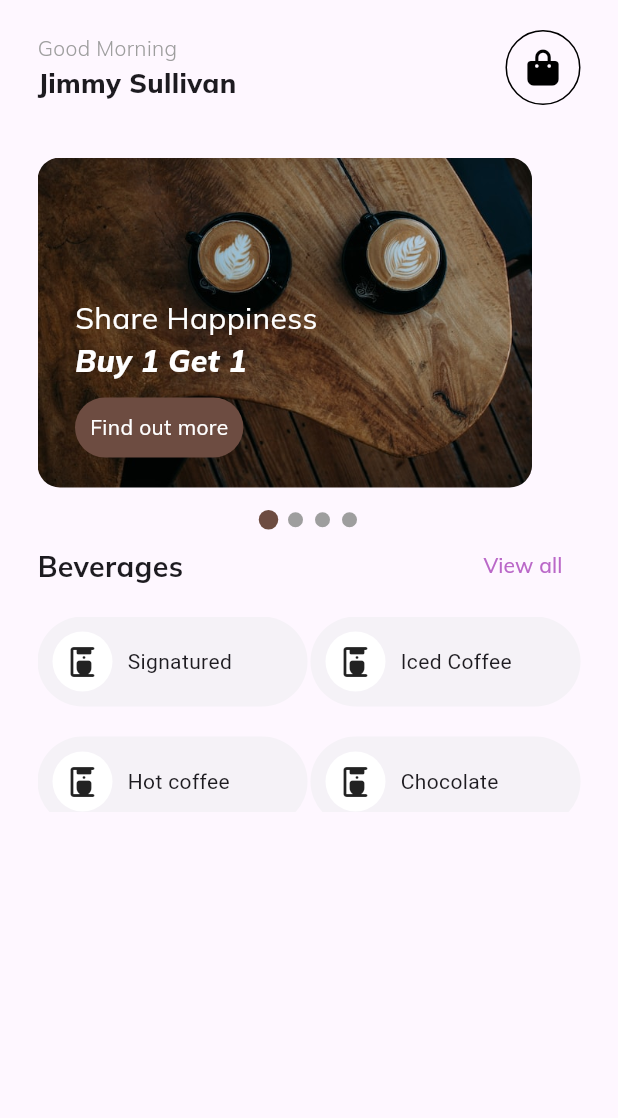
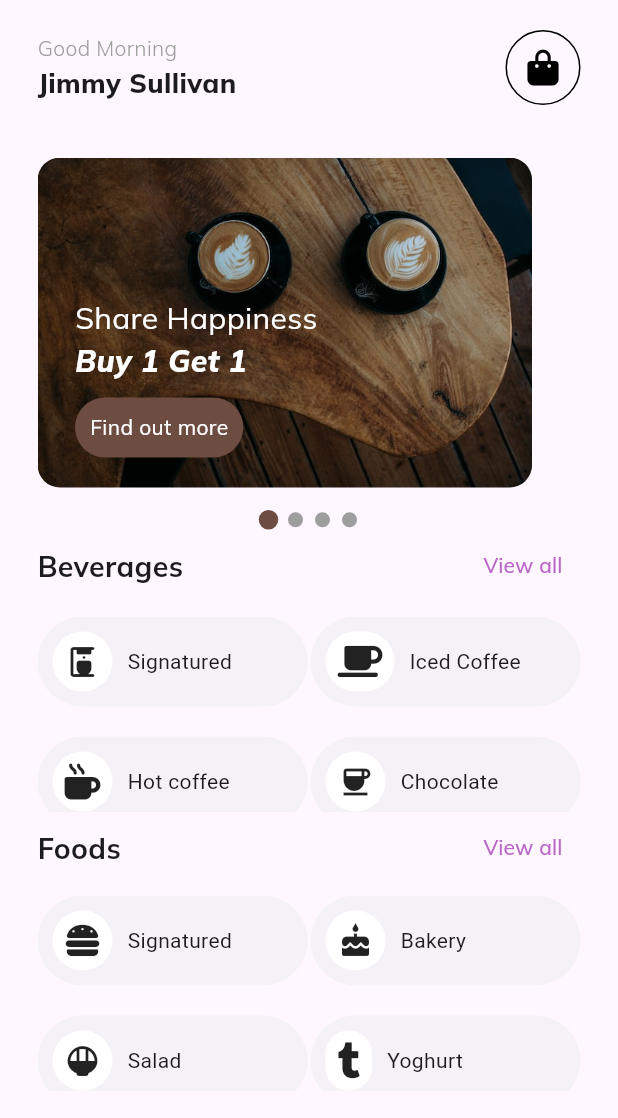
Before and after one commit to Emtee100/coffee-app, a Flutter app: the screen it shows after launch, on a phone screen of 412 x 824 dp. Shown: the top 1118 px of the screen. Run offline on Flutter 3.47's test engine with Material 2 defaults, Android fonts, the phone set to English and light mode, and no system bars; drawn by our look-alikes of smooth_page_indicator; our stand-ins replace font_awesome_flutter, google_fonts.

Commit message:
More UI improvements

```diff
--- a/lib/screens/homepage.dart
+++ b/lib/screens/homepage.dart
@@ -9,6 +9,8 @@ import '../components/banner1.dart';
 import '../components/banner2.dart';
 import '../components/banner3.dart';
 import '../components/banner4.dart';
+import '../widgets/beverages.dart';
+import '../widgets/foods.dart';
 
 class MyHomePage extends StatefulWidget {
   const MyHomePage({super.key});
@@ -18,18 +20,8 @@ class MyHomePage extends StatefulWidget {
 }
 
 class _MyHomePageState extends State<MyHomePage> {
-  List beverages = [
-    {"icon": Icons.coffee_maker_rounded, "text": "Signatured"},
-    {"icon": Icons.coffee_maker_rounded, "text": "Iced Coffee"},
-    {"icon": Icons.coffee_maker_rounded, "text": "Hot coffee"},
-    {"icon": Icons.coffee_maker_rounded, "text": "Chocolate"}
-  ];
-  late final foods = {
-    FaIcon(FontAwesomeIcons.burger): "Signatured",
-    Icon(Icons.cake): "Bakery",
-    Icon(Icons.rice_bowl_rounded): "Salad",
-    FaIcon(FontAwesomeIcons.tumblr): "Yoghurt"
-  };
+
+
 
   late final PageController _controller;
 
@@ -49,7 +41,9 @@ class _MyHomePageState extends State<MyHomePage> {
   Widget build(BuildContext context) {
     return SafeArea(
       child: Scaffold(
-        body: Column(
+        body: SingleChildScrollView(
+          physics: BouncingScrollPhysics(),
+          child: Column(
             children: [
               Appbar(),
 
@@ -108,45 +102,43 @@ class _MyHomePageState extends State<MyHomePage> {
                 height: 10.0,
               ),
 
-            Container(
-              margin: EdgeInsets.symmetric(horizontal: 25.0),
-              height: 130,
-              child: GridView.builder(
-                  physics: NeverScrollableScrollPhysics(),
-                  itemCount: beverages.length,
-                  gridDelegate: SliverGridDelegateWithFixedCrossAxisCount(
-                      childAspectRatio: 3,
-                      crossAxisCount: 2,
-                      mainAxisSpacing: 20,
-                      crossAxisSpacing: 2
-                      ),
-                  itemBuilder: (context, index) {
-                    return Container(
-                      decoration: BoxDecoration(
-                        color: Color.fromARGB(255, 245, 242, 247),
-                        borderRadius: BorderRadius.circular(40)
-                      ),
-                      child: Row(children: [
-                        Container(
-                          margin: EdgeInsets.symmetric(horizontal: 10),
-                          padding: EdgeInsets.all(8),
-                          decoration: BoxDecoration(
-                            color: Colors.white,
-                            borderRadius: BorderRadius.circular(30)
-                          ),
-                          child: Icon(beverages[index]["icon"])
-                        ),
-
-                        Text(beverages[index]["text"])
-                      ]),
-                    );
-                  }),
-            )
+              Beverages(),
 
               // Foods section
 
+              Padding(
+                padding: const EdgeInsets.symmetric(horizontal: 25.0),
+                child: Row(
+                  mainAxisAlignment: MainAxisAlignment.spaceBetween,
+                  children: [
+                    Text(
+                      'Foods',
+                      style: GoogleFonts.mulish(
+                        fontWeight: FontWeight.w700,
+                        fontSize: 19.0,
+                      ),
+                    ),
+                    TextButton(
+                        onPressed: () {},
+                        child: Text(
+                          'View all',
+                          style: GoogleFonts.mulish(
+                            color: Colors.purple.shade300,
+                          ),
+                        ))
+                  ],
+                ),
+              ),
+
+              SizedBox(height: 8.0,),
+
+              Foods(),
+
               // items
+
+
             ],
+          ),
         ),
       ),
     );
--- /dev/null
+++ b/lib/widgets/beverages.dart
@@ -0,0 +1,50 @@
+import 'package:flutter/material.dart';
+import 'package:font_awesome_flutter/font_awesome_flutter.dart';
+
+class Beverages extends StatelessWidget {
+  const Beverages({super.key});
+
+  @override
+  Widget build(BuildContext context) {
+    List beverages = [
+    {"icon": Icon(Icons.coffee_maker_rounded), "text": "Signatured"},
+    {"icon": FaIcon(FontAwesomeIcons.mugSaucer), "text": "Iced Coffee"},
+    {"icon": FaIcon(FontAwesomeIcons.mugHot), "text": "Hot coffee"},
+    {"icon": Icon(Icons.coffee), "text": "Chocolate"}
+  ];
+    return Container(
+              margin: EdgeInsets.symmetric(horizontal: 25.0),
+              height: 130,
+              child: GridView.builder(
+                  physics: NeverScrollableScrollPhysics(),
+                  itemCount: beverages.length,
+                  gridDelegate: SliverGridDelegateWithFixedCrossAxisCount(
+                      childAspectRatio: 3,
+                      crossAxisCount: 2,
+                      mainAxisSpacing: 20,
+                      crossAxisSpacing: 2
+                      ),
+                  itemBuilder: (context, index) {
+                    return Container(
+                      decoration: BoxDecoration(
+                        color: Color.fromARGB(255, 245, 242, 247),
+                        borderRadius: BorderRadius.circular(40)
+                      ),
+                      child: Row(children: [
+                        Container(
+                          margin: EdgeInsets.symmetric(horizontal: 10),
+                          padding: EdgeInsets.all(8),
+                          decoration: BoxDecoration(
+                            color: Colors.white,
+                            borderRadius: BorderRadius.circular(30)
+                          ),
+                          child: beverages[index]["icon"]
+                        ),
+
+                        Text(beverages[index]["text"])
+                      ]),
+                    );
+                  }),
+    );
+  }
+}
--- /dev/null
+++ b/lib/widgets/foods.dart
@@ -0,0 +1,46 @@
+import 'package:flutter/material.dart';
+import 'package:font_awesome_flutter/font_awesome_flutter.dart';
+
+class Foods extends StatelessWidget {
+  const Foods({super.key});
+
+  @override
+  Widget build(BuildContext context) {
+      List foods = [
+      {"icon": FaIcon(FontAwesomeIcons.burger), "text": "Signatured"},
+      {"icon": Icon(Icons.cake), "text": "Bakery"},
+      {"icon": Icon(Icons.rice_bowl_rounded), "text": "Salad"},
+      {"icon": FaIcon(FontAwesomeIcons.tumblr), "text": "Yoghurt"}
+    ];
+
+    return Container(
+      margin: EdgeInsets.symmetric(horizontal: 25.0),
+      height: 130,
+      child: GridView.builder(
+          physics: NeverScrollableScrollPhysics(),
+          itemCount: foods.length,
+          gridDelegate: SliverGridDelegateWithFixedCrossAxisCount(
+              childAspectRatio: 3,
+              crossAxisCount: 2,
+              mainAxisSpacing: 20,
+              crossAxisSpacing: 2),
+          itemBuilder: (context, index) {
+            return Container(
+              decoration: BoxDecoration(
+                  color: const Color.fromARGB(255, 245, 242, 247),
+                  borderRadius: BorderRadius.circular(40)),
+              child: Row(children: [
+                Container(
+                    margin: EdgeInsets.symmetric(horizontal: 10),
+                    padding: EdgeInsets.all(8),
+                    decoration: BoxDecoration(
+                        color: Colors.white,
+                        borderRadius: BorderRadius.circular(30)),
+                    child: foods[index]["icon"]),
+                Text(foods[index]["text"])
+              ]),
+            );
+          }),
+    );
+  }
+}
```
Lines whose indentation alone changed are shown as unchanged.
